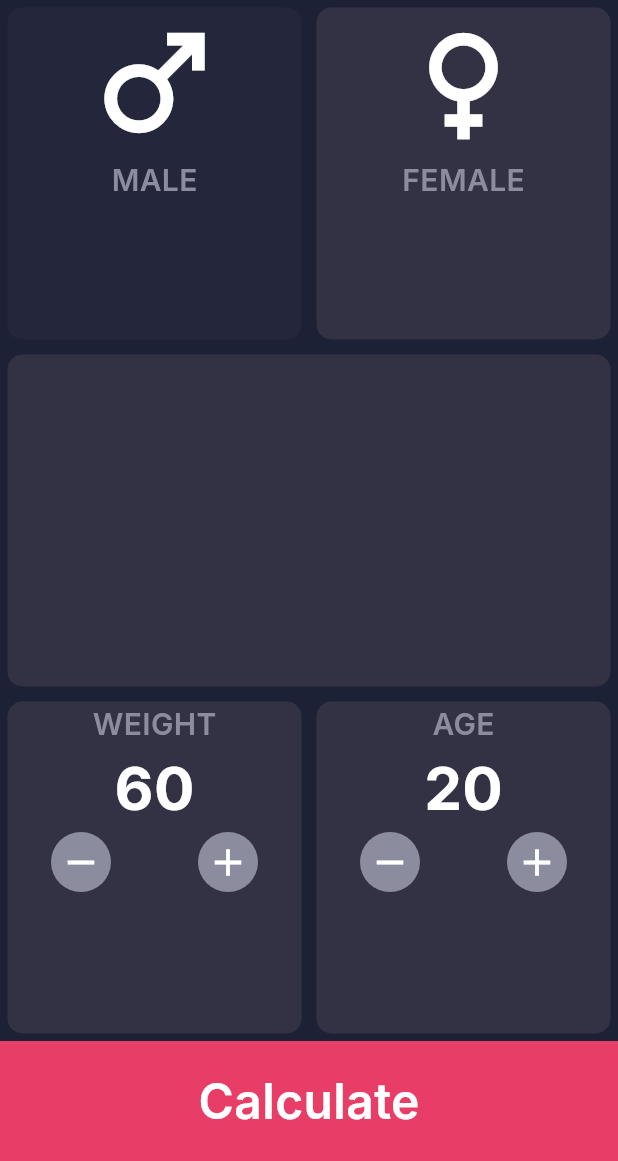
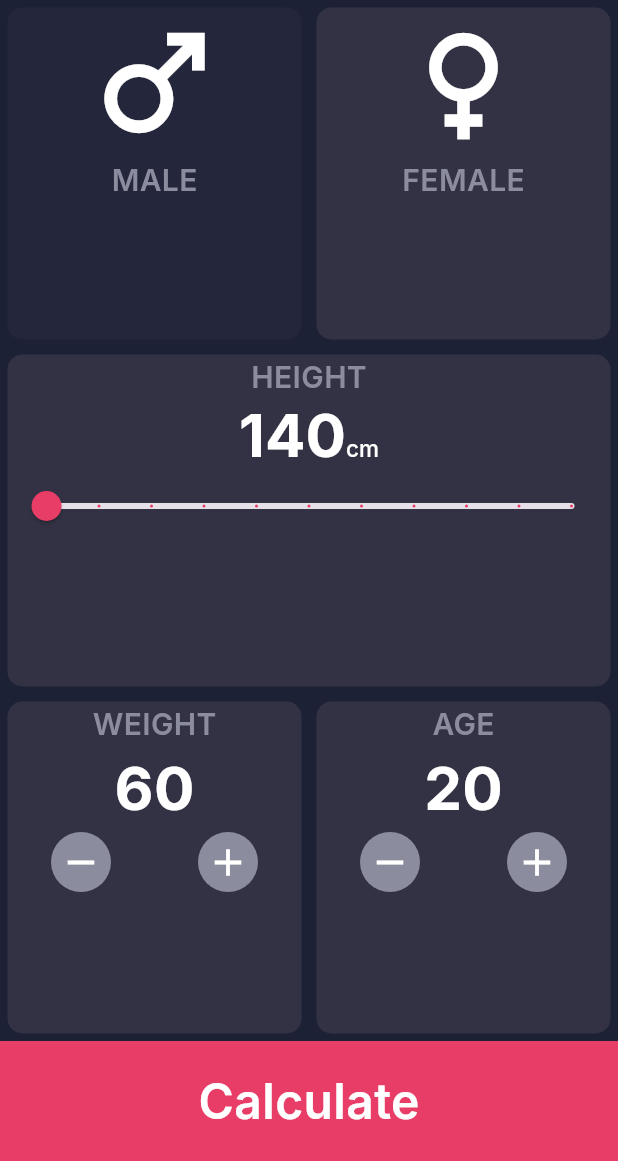
Before and after one commit to AhmedFathyAlex/flutter_s1, a Flutter app: the screen it shows after launch, on a phone screen of 412 x 824 dp, the part 75-1236 px from its top. Run offline on Flutter 3.47's test engine with Material 3 defaults, Android fonts, the phone set to English and light mode, and no system bars; our stand-ins replace google_fonts.

Commit message:
finished BMI Screen

```diff
--- a/lib/bmi/app_styles.dart
+++ b/lib/bmi/app_styles.dart
@@ -26,4 +26,9 @@ class AppStyles {
     fontWeight: FontWeight.bold,
     color: Colors.white,
   );
+  static final subtitleTextStyle = GoogleFonts.inter(
+    fontSize: 15,
+    fontWeight: FontWeight.w500,
+    color: Colors.white,
+  );
 }
--- a/lib/bmi/screens/bmi_screen.dart
+++ b/lib/bmi/screens/bmi_screen.dart
@@ -17,6 +17,7 @@ class _BmiScreenState extends State<BmiScreen> {
   bool isMale = false;
   int age = 20;
   int weight = 60;
+  int height = 140;
   @override
   Widget build(BuildContext context) {
     return SafeArea(
@@ -39,7 +40,6 @@ class _BmiScreenState extends State<BmiScreen> {
                       children: [
                         Icon(Icons.male, size: 100, color: Colors.white),
                         Text('MALE', style: AppStyles.labelTextStyle),
-
                       ],
                     ),
                   ),
@@ -60,53 +60,102 @@ class _BmiScreenState extends State<BmiScreen> {
                 ],
               ),
             ),
-            CustomContainer(),
-            Expanded(
-              child: Row(children: [CustomContainer(
+            CustomContainer(
               child: Column(
                 children: [
-                    Text('WEIGHT',style: AppStyles.labelTextStyle,),
-                    Text('$weight', style: AppStyles.numberTextStyle,),
+                  Text('HEIGHT', style: AppStyles.labelTextStyle),
+                  RichText(
+                    text: TextSpan(
+                      children: [
+                        TextSpan(
+                          text: '$height',
+                          style: AppStyles.numberTextStyle,
+                        ),
+                        TextSpan(
+                          text: 'cm',
+                          style: AppStyles.subtitleTextStyle,
+                        ),
+                      ],
+                    ),
+                  ),
+                  Slider(
+                    divisions: 10,
+                    value: height.toDouble(),
+                    onChanged: (newValue) {
+                      setState(() {
+                        height = newValue.round();
+                      });
+                    },
+                    min: 140,
+                    max: 240,
+                    activeColor: AppColors.pink,
+                  ),
+                ],
+              ),
+            ),
+            Expanded(
+              child: Row(
+                children: [
+                  CustomContainer(
+                    child: Column(
+                      children: [
+                        Text('WEIGHT', style: AppStyles.labelTextStyle),
+                        Text('$weight', style: AppStyles.numberTextStyle),
                         Row(
                           mainAxisAlignment: MainAxisAlignment.spaceAround,
                           children: [
-                            RoundButton(onClick: (){
+                            RoundButton(
+                              onClick: () {
                                 setState(() {
                                   weight--;
                                 });
-                            }, icon: Icons.remove),
-                            RoundButton(onClick: (){
+                              },
+                              icon: Icons.remove,
+                            ),
+                            RoundButton(
+                              onClick: () {
                                 setState(() {
                                   weight++;
                                 });
-                            },icon:Icons.add),
-                          ],
-                        )
+                              },
+                              icon: Icons.add,
+                            ),
                           ],
                         ),
-              ), CustomContainer(
+                      ],
+                    ),
+                  ),
+                  CustomContainer(
                     child: Column(
                       children: [
-                    Text('AGE',style: AppStyles.labelTextStyle,),
-                    Text('$age', style: AppStyles.numberTextStyle,),
+                        Text('AGE', style: AppStyles.labelTextStyle),
+                        Text('$age', style: AppStyles.numberTextStyle),
                         Row(
                           mainAxisAlignment: MainAxisAlignment.spaceAround,
                           children: [
-                            RoundButton(onClick: (){
+                            RoundButton(
+                              onClick: () {
                                 setState(() {
                                   age--;
                                 });
-                            }, icon: Icons.remove),
-                            RoundButton(onClick: (){
+                              },
+                              icon: Icons.remove,
+                            ),
+                            RoundButton(
+                              onClick: () {
                                 setState(() {
                                   age++;
                                 });
-                            },icon:Icons.add),
-                          ],
-                        )
+                              },
+                              icon: Icons.add,
+                            ),
                           ],
                         ),
-              )]),
+                      ],
+                    ),
+                  ),
+                ],
+              ),
             ),
             CustomButton(title: 'Calculate'),
           ],
```
Lines whose indentation alone changed are shown as unchanged.
